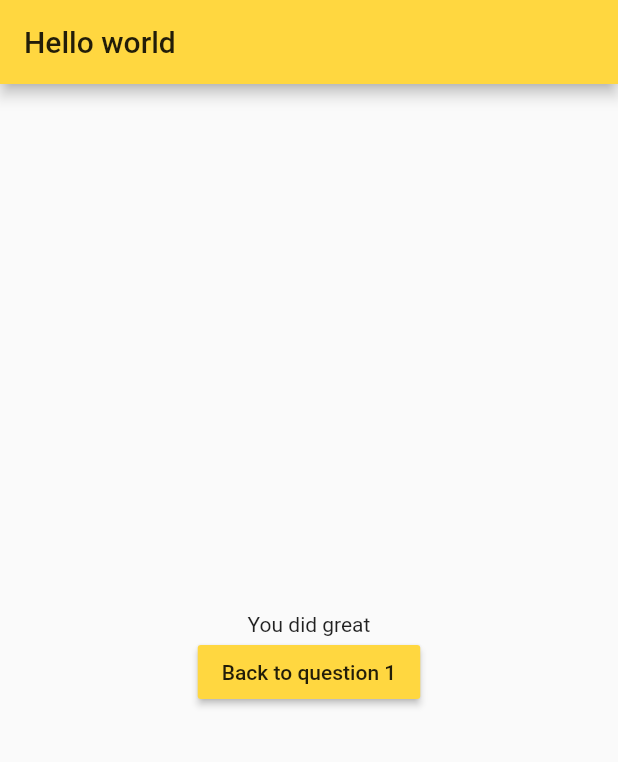
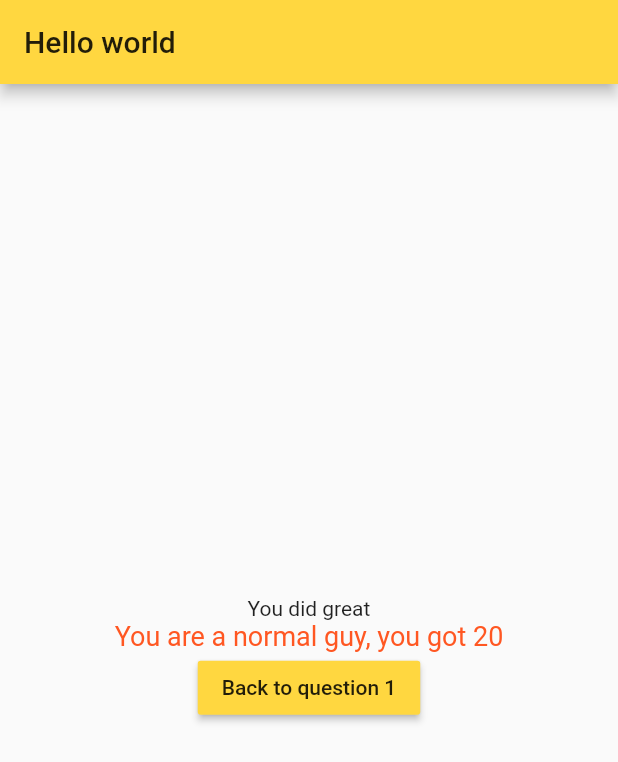
Before and after one commit to yuchehsieh/flutter_quiz_app, a Flutter app: the screen it shows after launch, after a tap on "Black", after a tap on "Dog", on a phone screen of 412 x 824 dp. Shown: the top 762 px of the screen. Run offline on Flutter 3.47's test engine with Material 2 defaults, Android fonts, the phone set to English and light mode, and no system bars.

Commit message:
learn: use dart's get method to add the condition for tretrieve data, use provide shorcut

```diff
--- a/lib/main.dart
+++ b/lib/main.dart
@@ -20,27 +20,40 @@ class MyApp extends StatefulWidget {
 
 class _MyAppState extends State<MyApp> {
   int _questionIndex = 0;
+  int _userScore = 0;
 
   final List<Map> _questionsWithAnswers = const [
     {
       'questionText': 'What\'s your favorite color ?',
-      'answers': ['Black', 'White', 'Red', 'Pink']
+      'answers': [
+        {'text': 'Black', 'score': 10},
+        {'text': 'White', 'score': 10},
+        {'text': 'Red', 'score': 15},
+        {'text': 'Pink', 'score': 8},
+      ]
     },
     {
       'questionText': 'What\'s your favorite animal ?',
-      'answers': ['Rabbit', 'Dog', 'Cat', 'Rat']
+      'answers': [
+        {'text': 'Rabbit', 'score': 15},
+        {'text': 'Dog', 'score': 10},
+        {'text': 'Cat', 'score': 10},
+        {'text': 'Rat', 'score': 40},
+      ]
     }
   ];
 
-  _onChangedBtnPress() {
+  void _onAnswerBtnPressed({@required int score}) {
     setState(() {
+      _userScore = _userScore + score;
       _questionIndex = _questionIndex + 1;
     });
   }
 
-  _onResetIndex() {
+  void _onResetIndex() {
     setState(() {
       _questionIndex = 0;
+      _userScore = 0;
     });
   }
 
@@ -56,8 +69,8 @@ class _MyAppState extends State<MyApp> {
               ? Quiz(
                   questionsWithAnswers: _questionsWithAnswers,
                   questionIndex: _questionIndex,
-                  onChangedBtnPress: _onChangedBtnPress)
-              : Result(_onResetIndex),
+                  onAnswerBtnPress: _onAnswerBtnPressed)
+              : Result(_onResetIndex, _userScore),
         ),
       ),
     );
@@ -67,12 +80,12 @@ class _MyAppState extends State<MyApp> {
 class Quiz extends StatelessWidget {
   final List<Map> questionsWithAnswers;
   final int questionIndex;
-  final Function onChangedBtnPress;
+  final Function onAnswerBtnPress;
 
   Quiz(
       {@required this.questionsWithAnswers,
       @required this.questionIndex,
-      @required this.onChangedBtnPress});
+      @required this.onAnswerBtnPress});
 
   @override
   Widget build(BuildContext context) {
@@ -82,11 +95,12 @@ class Quiz extends StatelessWidget {
       children: <Widget>[
         Question(
             questionText: questionsWithAnswers[questionIndex]['questionText']),
-        ...(questionsWithAnswers[questionIndex]['answers'] as List<String>)
+        ...(questionsWithAnswers[questionIndex]['answers'] as List<Map>)
             .map((answer) => Answer(
-                  questionText: answer,
-                  onPressed: onChangedBtnPress,
-                ))
+                questionText: answer['text'],
+                onPressed: () {
+                  onAnswerBtnPress(score: answer['score']);
+                }))
             .toList()
       ],
       // map will generate the new List
@@ -101,8 +115,19 @@ class Quiz extends StatelessWidget {
 
 class Result extends StatelessWidget {
   final Function onResetIndex;
+  final int userScore;
 
-  Result(this.onResetIndex);
+  Result(this.onResetIndex, this.userScore);
+
+  String get scoreDesc {
+    String desc;
+    if (userScore <= 30) {
+      desc = 'You are a normal guy, you got $userScore';
+    } else {
+      desc = 'You ar kind of a strange person, you got $userScore';
+    }
+    return desc;
+  }
 
   @override
   Widget build(BuildContext context) {
@@ -114,6 +139,12 @@ class Result extends StatelessWidget {
           'You did great',
           textAlign: TextAlign.center,
         ),
+        Text(scoreDesc,
+            textAlign: TextAlign.center,
+            style: TextStyle(
+                fontSize: 18,
+                fontWeight: FontWeight.w400,
+                color: Colors.deepOrange)),
         RaisedButton(
             onPressed: onResetIndex,
             color: Theme.of(context).primaryColor,
```
